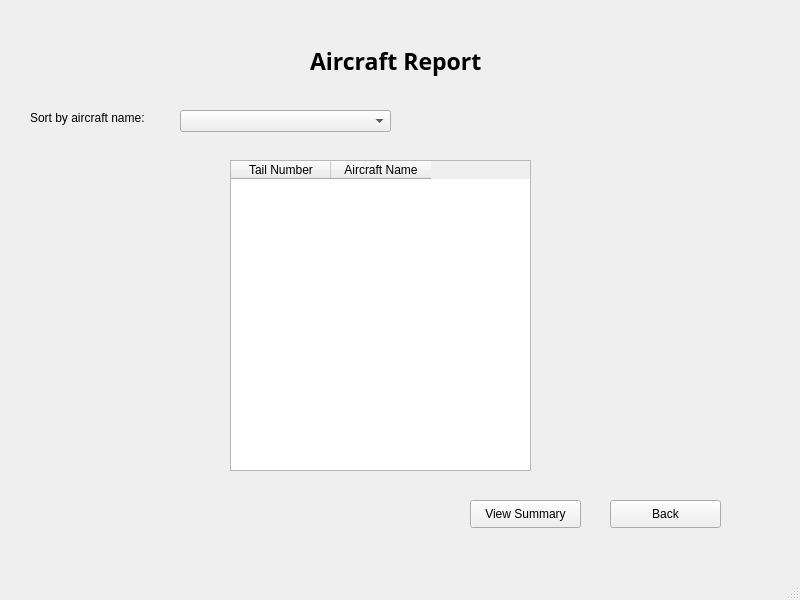
This is aircraftReport.ui in Muneeba-Badar/DB-Final-Project as Qt 5 draws it before an edit. The edited form follows.
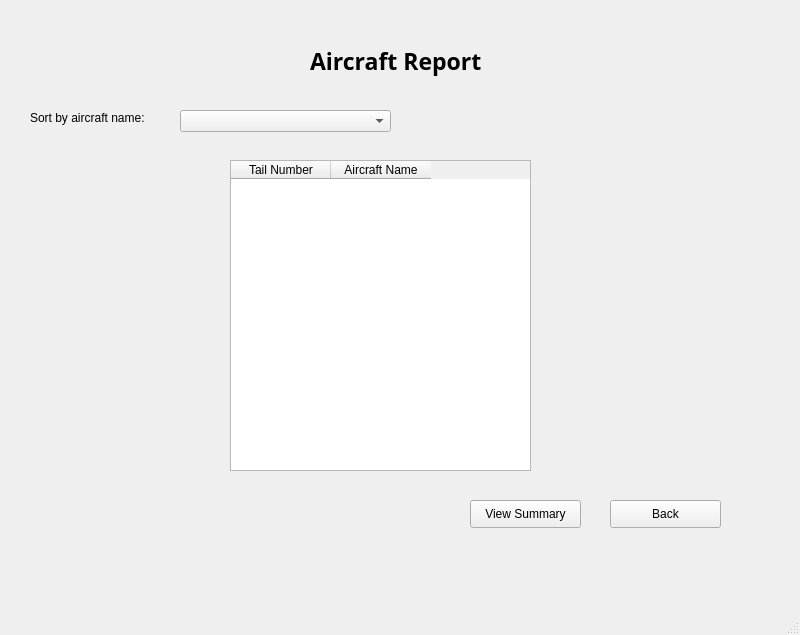
This is the edited form.

Patch:
```diff
--- a/aircraftReport.ui
+++ b/aircraftReport.ui
@@ -7,7 +7,7 @@
     <x>0</x>
     <y>0</y>
     <width>800</width>
-    <height>600</height>
+    <height>635</height>
    </rect>
   </property>
   <property name="windowTitle">
```
